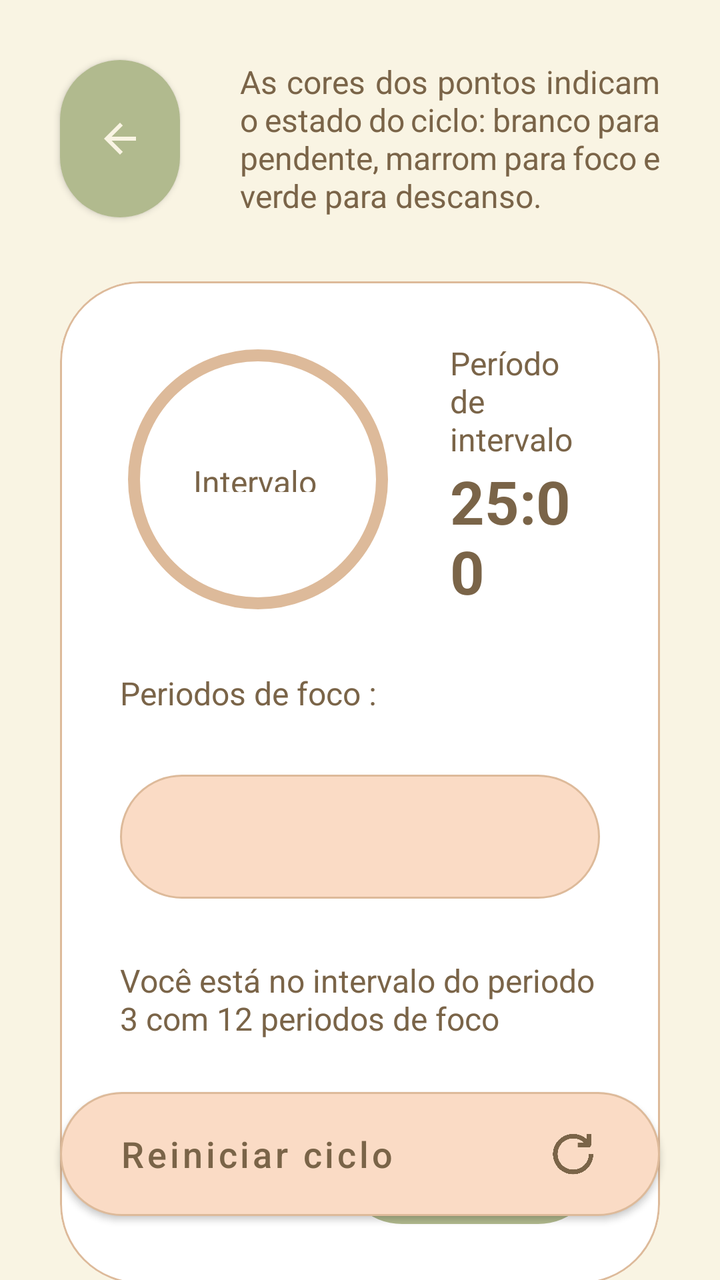
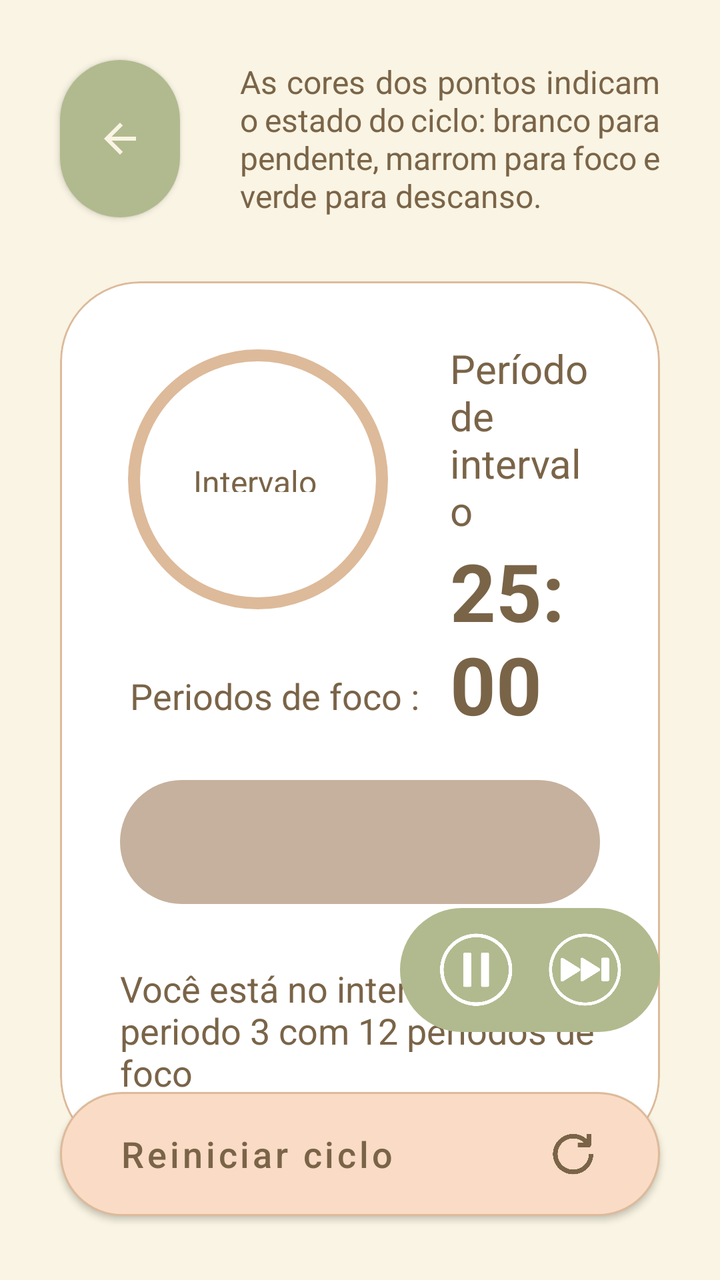

Screens rendered from an Android XML layout before and after an edit, with the pre-edit source and the edit as a unified diff.
<!-- AndroidManifest.xml: application theme Theme.Orbi -->
<!-- res/layout/activity_timer.xml -->
<?xml version="1.0" encoding="utf-8"?>
<androidx.constraintlayout.widget.ConstraintLayout
    xmlns:android="http://schemas.android.com/apk/res/android"
    xmlns:app="http://schemas.android.com/apk/res-auto"
    xmlns:tools="http://schemas.android.com/tools"
    android:layout_width="match_parent"
    android:layout_height="match_parent"
    android:background="@color/orbi_cream">

    
    <com.google.android.material.button.MaterialButton
        android:id="@+id/btn_back"
        android:layout_width="60dp"
        android:layout_height="0dp"
        android:layout_marginStart="30dp"
        android:layout_marginTop="30dp"
        android:insetLeft="0dp"
        android:insetTop="0dp"
        android:insetRight="0dp"
        android:insetBottom="0dp"
        app:backgroundTint="@color/orbi_olive"
        app:cornerRadius="30dp"
        app:icon="@drawable/ic_arrow_back"
        app:iconGravity="textStart"
        app:iconPadding="0dp"
        app:iconTint="@color/orbi_cream"
        app:layout_constraintBottom_toBottomOf="@+id/tv_legend"
        app:layout_constraintStart_toStartOf="parent"
        app:layout_constraintTop_toTopOf="parent" />

    <TextView
        android:id="@+id/tv_legend"
        android:layout_width="0dp"
        android:layout_height="wrap_content"
        android:layout_marginStart="30dp"
        android:layout_marginTop="30dp"
        android:layout_marginEnd="30dp"
        android:text="As cores dos pontos indicam o estado do ciclo: branco para pendente, marrom para foco e verde para descanso."
        android:textColor="@color/orbi_dark_brown"
        android:justificationMode="inter_word"
        android:textSize="16sp"
        app:layout_constraintEnd_toEndOf="parent"
        app:layout_constraintStart_toEndOf="@+id/btn_back"
        app:layout_constraintTop_toTopOf="parent" />

    
    <com.google.android.material.card.MaterialCardView
        android:id="@+id/card_timer"
        android:layout_width="0dp"
        android:layout_height="wrap_content"
        android:layout_marginHorizontal="24dp"
        android:layout_marginStart="30dp"
        android:layout_marginTop="32dp"
        android:layout_marginEnd="30dp"
        app:cardBackgroundColor="@color/orbi_white"
        app:cardCornerRadius="40dp"
        app:cardElevation="0dp"
        app:layout_constraintEnd_toEndOf="parent"
        app:layout_constraintStart_toStartOf="parent"
        app:layout_constraintTop_toBottomOf="@+id/btn_back"
        app:strokeColor="#DDBA9A"
        app:strokeWidth="1dp">

        <androidx.constraintlayout.widget.ConstraintLayout
            android:layout_width="match_parent"
            android:layout_height="wrap_content"
            android:padding="30dp">

            
            <FrameLayout
                android:id="@+id/frame_progress"
                android:layout_width="135dp"
                android:layout_height="135dp"
                app:layout_constraintStart_toStartOf="parent"
                app:layout_constraintTop_toTopOf="parent">

                <com.google.android.material.progressindicator.CircularProgressIndicator
                    android:id="@+id/progress_timer"
                    android:layout_width="match_parent"
                    android:layout_height="match_parent"
                    android:progress="75"
                    app:indicatorColor="@color/orbi_olive"
                    app:indicatorSize="130dp"
                    app:trackColor="#DDBA9A"
                    app:trackCornerRadius="10dp"
                    app:trackThickness="6dp" />

                <TextView
                    android:id="@+id/tv_progress_status"
                    android:layout_width="wrap_content"
                    android:layout_height="16dp"
                    android:layout_gravity="center"
                    android:gravity="center"
                    android:text="Intervalo"
                    android:textColor="@color/orbi_dark_brown"
                    android:textSize="16sp" />
            </FrameLayout>

            
            <TextView
                android:id="@+id/tv_timer_label"
                android:layout_width="0dp"
                android:layout_height="wrap_content"
                android:layout_marginStart="30dp"
                android:text="Período de\nintervalo"
                android:textColor="@color/orbi_dark_brown"
                android:textSize="16sp"
                app:layout_constraintBottom_toTopOf="@+id/tv_time_left"
                app:layout_constraintEnd_toEndOf="parent"
                app:layout_constraintStart_toEndOf="@+id/frame_progress"
                app:layout_constraintTop_toTopOf="parent"
                app:layout_constraintVertical_chainStyle="packed" />

            <TextView
                android:id="@+id/tv_time_left"
                android:layout_width="0dp"
                android:layout_height="wrap_content"
                android:layout_marginStart="30dp"
                android:text="25:00"
                android:textColor="@color/orbi_dark_brown"
                android:textSize="30sp"
                android:textStyle="bold"
                app:layout_constraintBottom_toBottomOf="@+id/frame_progress"
                app:layout_constraintEnd_toEndOf="parent"
                app:layout_constraintStart_toEndOf="@+id/frame_progress"
                app:layout_constraintTop_toBottomOf="@+id/tv_timer_label" />

            
            <TextView
                android:id="@+id/tv_dots_label"
                android:layout_width="wrap_content"
                android:layout_height="wrap_content"
                android:layout_marginTop="30dp"
                android:text="Periodos de foco :"
                android:textColor="@color/orbi_dark_brown"
                android:textSize="16sp"
                app:layout_constraintStart_toStartOf="parent"
                app:layout_constraintTop_toBottomOf="@+id/frame_progress" />

            <LinearLayout
                android:id="@+id/layout_dots_container"
                android:layout_width="match_parent"
                android:layout_height="62dp"
                android:layout_marginTop="30dp"
                android:background="@drawable/bg_pill_beige"
                android:gravity="center"
                android:orientation="horizontal"
                app:layout_constraintTop_toBottomOf="@+id/tv_dots_label"
                tools:layout_editor_absoluteX="30dp" />

            
            <TextView
                android:id="@+id/tv_current_status_desc"
                android:layout_width="0dp"
                android:layout_height="wrap_content"
                android:layout_marginTop="30dp"
                android:text="Você está no intervalo do periodo 3 com 12 periodos de foco"
                android:textColor="@color/orbi_dark_brown"
                android:textSize="16sp"
                app:layout_constraintEnd_toEndOf="parent"
                app:layout_constraintStart_toStartOf="parent"
                app:layout_constraintTop_toBottomOf="@+id/layout_dots_container" />

            
            <LinearLayout
                android:id="@+id/linearLayout"
                android:layout_width="0dp"
                android:layout_height="62dp"
                android:layout_marginTop="30dp"
                android:background="@drawable/bg_pill_olive"
                android:gravity="center"
                android:orientation="horizontal"
                android:paddingStart="15dp"
                android:paddingEnd="15dp"
                app:layout_constraintEnd_toEndOf="@+id/layout_dots_container"
                app:layout_constraintTop_toBottomOf="@+id/tv_current_status_desc">

                <ImageButton
                    android:id="@+id/btn_pause"
                    android:layout_width="45dp"
                    android:layout_height="45dp"
                    android:layout_marginHorizontal="0dp"
                    android:background="@drawable/ic_pause"
                    android:scaleType="fitCenter" />

                <ImageButton
                    android:id="@+id/btn_skip"
                    android:layout_width="45dp"
                    android:layout_height="45dp"
                    android:layout_marginStart="10dp"
                    android:background="@drawable/ic_skip_next"
                    android:scaleType="fitCenter" />

            </LinearLayout>

        </androidx.constraintlayout.widget.ConstraintLayout>
    </com.google.android.material.card.MaterialCardView>

    
    <com.google.android.material.button.MaterialButton
        android:id="@+id/btn_restart_cycle"
        android:layout_width="0dp"
        android:layout_height="62dp"
        android:layout_marginHorizontal="24dp"
        android:layout_marginStart="30dp"
        android:layout_marginEnd="30dp"
        android:layout_marginBottom="32dp"
        android:background="@drawable/bg_pill_beige"
        android:gravity="center_vertical|start"
        android:paddingStart="30dp"
        android:paddingEnd="30dp"
        android:text="Reiniciar ciclo"
        android:textAllCaps="false"
        android:textColor="@color/orbi_dark_brown"
        android:textSize="18sp"
        app:backgroundTint="@null"
        app:icon="@drawable/ic_refresh"
        app:iconGravity="end"
        app:iconSize="28dp"
        app:iconTint="@color/orbi_dark_brown"
        app:layout_constraintBottom_toBottomOf="parent"
        app:layout_constraintEnd_toEndOf="parent"
        app:layout_constraintStart_toStartOf="parent" />

</androidx.constraintlayout.widget.ConstraintLayout>
<!-- resources referenced by this layout -->
<resources>
  <color name="orbi_cream">#F9F4E3</color>
  <color name="orbi_dark_brown">#7A6448</color>
  <color name="orbi_olive">#B1BA8E</color>
  <color name="orbi_white">#FFFFFF</color>
  <!-- drawable bg_pill_beige (drawable) -->
  <?xml version="1.0" encoding="utf-8"?>
  <shape xmlns:android="http://schemas.android.com/apk/res/android"
  
  
      android:shape="rectangle">
      <solid android:color="@color/orbi_dark_sand"/>
      <corners android:radius="100dp" />
      <stroke android:width="1dp" android:color="#DDBA9A" />
  
  
  </shape>
  <!-- drawable bg_pill_olive (drawable) -->
  <?xml version="1.0" encoding="utf-8"?>
  <shape xmlns:android="http://schemas.android.com/apk/res/android"
  
  
      android:shape="rectangle">
      <solid android:color="@color/orbi_olive" />
      <corners android:radius="100dp" />
  
  
  </shape>
  <!-- drawable ic_arrow_back (drawable) -->
  <vector
      xmlns:android="http://schemas.android.com/apk/res/android"
      android:width="24dp"
      android:height="24dp"
      android:viewportWidth="24"
      android:viewportHeight="24">
  
  
      <path
          android:fillColor="#FF000000"
          android:pathData="M20,11H7.83l5.59,-5.59L12,4l-8,8 8,8 1.41,-1.41L7.83,13H20v-2z"/>
  
  
  </vector>
  <!-- drawable ic_pause: png bitmap (drawable, 20504 bytes) -->
  <!-- drawable ic_refresh: png bitmap (drawable, 18054 bytes) -->
  <!-- drawable ic_skip_next: png bitmap (drawable, 23501 bytes) -->
  <style name="Theme.Orbi" parent="Theme.MaterialComponents.Light.NoActionBar">
  
  
          <item name="colorPrimary">@color/orbi_dark_brown</item>
          <item name="colorPrimaryVariant">@color/orbi_olive</item>
          <item name="colorOnPrimary">@color/orbi_white</item>
          <item name="colorSecondary">@color/orbi_olive</item>
          <item name="colorSecondaryVariant">@color/orbi_light_olive</item>
          <item name="colorOnSecondary">@color/orbi_white</item>
  
  
          
          <item name="android:statusBarColor">@color/orbi_cream</item>
          <item name="android:windowLightStatusBar">true</item>
  
  
          
          <item name="android:navigationBarColor">@color/orbi_cream</item>
          <item name="android:windowLightNavigationBar" tools:targetApi="o_mr1">true</item>
  
  
      </style>
  <color name="orbi_dark_sand">#FADBC5</color>
  <color name="orbi_light_olive">#D4DDB1</color>
</resources>

<!-- the commit's change to res/layout/activity_timer.xml (unified diff, before → after) -->
@@ -104,7 +104,7 @@
                 android:layout_marginStart="30dp"
                 android:text="Período de\nintervalo"
                 android:textColor="@color/orbi_dark_brown"
-                android:textSize="16sp"
+                android:textSize="20sp"
                 app:layout_constraintBottom_toTopOf="@+id/tv_time_left"
                 app:layout_constraintEnd_toEndOf="parent"
                 app:layout_constraintStart_toEndOf="@+id/frame_progress"
@@ -118,7 +118,7 @@
                 android:layout_marginStart="30dp"
                 android:text="25:00"
                 android:textColor="@color/orbi_dark_brown"
-                android:textSize="30sp"
+                android:textSize="40sp"
                 android:textStyle="bold"
                 app:layout_constraintBottom_toBottomOf="@+id/frame_progress"
                 app:layout_constraintEnd_toEndOf="parent"
@@ -130,10 +130,11 @@
                 android:id="@+id/tv_dots_label"
                 android:layout_width="wrap_content"
                 android:layout_height="wrap_content"
+                android:layout_marginStart="5dp"
                 android:layout_marginTop="30dp"
                 android:text="Periodos de foco :"
                 android:textColor="@color/orbi_dark_brown"
-                android:textSize="16sp"
+                android:textSize="18sp"
                 app:layout_constraintStart_toStartOf="parent"
                 app:layout_constraintTop_toBottomOf="@+id/frame_progress" />
 
@@ -143,10 +144,13 @@
                 android:layout_height="62dp"
                 android:layout_marginTop="30dp"
                 android:background="@drawable/bg_pill_beige"
-                android:gravity="center"
+                android:gravity="start|center_vertical"
                 android:orientation="horizontal"
-                app:layout_constraintTop_toBottomOf="@+id/tv_dots_label"
-                tools:layout_editor_absoluteX="30dp" />
+                android:paddingStart="30dp"
+                android:paddingEnd="30dp"
+                app:layout_constraintEnd_toEndOf="parent"
+                app:layout_constraintStart_toStartOf="parent"
+                app:layout_constraintTop_toBottomOf="@+id/tv_dots_label" />
 
             
             <TextView
@@ -156,42 +160,12 @@
                 android:layout_marginTop="30dp"
                 android:text="Você está no intervalo do periodo 3 com 12 periodos de foco"
                 android:textColor="@color/orbi_dark_brown"
-                android:textSize="16sp"
+                android:textSize="18sp"
                 app:layout_constraintEnd_toEndOf="parent"
                 app:layout_constraintStart_toStartOf="parent"
                 app:layout_constraintTop_toBottomOf="@+id/layout_dots_container" />
 
             
-            <LinearLayout
-                android:id="@+id/linearLayout"
-                android:layout_width="0dp"
-                android:layout_height="62dp"
-                android:layout_marginTop="30dp"
-                android:background="@drawable/bg_pill_olive"
-                android:gravity="center"
-                android:orientation="horizontal"
-                android:paddingStart="15dp"
-                android:paddingEnd="15dp"
-                app:layout_constraintEnd_toEndOf="@+id/layout_dots_container"
-                app:layout_constraintTop_toBottomOf="@+id/tv_current_status_desc">
-
-                <ImageButton
-                    android:id="@+id/btn_pause"
-                    android:layout_width="45dp"
-                    android:layout_height="45dp"
-                    android:layout_marginHorizontal="0dp"
-                    android:background="@drawable/ic_pause"
-                    android:scaleType="fitCenter" />
-
-                <ImageButton
-                    android:id="@+id/btn_skip"
-                    android:layout_width="45dp"
-                    android:layout_height="45dp"
-                    android:layout_marginStart="10dp"
-                    android:background="@drawable/ic_skip_next"
-                    android:scaleType="fitCenter" />
-
-            </LinearLayout>
 
         </androidx.constraintlayout.widget.ConstraintLayout>
     </com.google.android.material.card.MaterialCardView>
@@ -205,7 +179,7 @@
         android:layout_marginStart="30dp"
         android:layout_marginEnd="30dp"
         android:layout_marginBottom="32dp"
-        android:background="@drawable/bg_pill_beige"
+        android:background="@drawable/bg_pill_dark_beige"
         android:gravity="center_vertical|start"
         android:paddingStart="30dp"
         android:paddingEnd="30dp"
@@ -222,4 +196,35 @@
         app:layout_constraintEnd_toEndOf="parent"
         app:layout_constraintStart_toStartOf="parent" />
 
+    <LinearLayout
+        android:id="@+id/linearLayout"
+        android:layout_width="wrap_content"
+        android:layout_height="62dp"
+        android:layout_marginBottom="30dp"
+        android:background="@drawable/bg_pill_olive"
+        android:gravity="center"
+        android:orientation="horizontal"
+        android:paddingStart="15dp"
+        android:paddingEnd="15dp"
+        app:layout_constraintBottom_toTopOf="@+id/btn_restart_cycle"
+        app:layout_constraintEnd_toEndOf="@+id/card_timer">
+
+        <ImageButton
+            android:id="@+id/btn_pause"
+            android:layout_width="45dp"
+            android:layout_height="45dp"
+            android:layout_marginHorizontal="0dp"
+            android:background="@drawable/ic_pause"
+            android:scaleType="fitCenter" />
+
+        <ImageButton
+            android:id="@+id/btn_skip"
+            android:layout_width="45dp"
+            android:layout_height="45dp"
+            android:layout_marginStart="10dp"
+            android:background="@drawable/ic_skip_next"
+            android:scaleType="fitCenter" />
+
+    </LinearLayout>
+
 </androidx.constraintlayout.widget.ConstraintLayout>
<!-- resource entries referenced after the edit -->
@@ -5,6 +5,17 @@
   <color name="orbi_olive">#B1BA8E</color>
   <color name="orbi_white">#FFFFFF</color>
   <!-- drawable bg_pill_beige (drawable) -->
+  <?xml version="1.0" encoding="utf-8"?>
+  <shape xmlns:android="http://schemas.android.com/apk/res/android"
+  
+  
+      android:shape="rectangle">
+      <solid android:color="#C5B19D"/>
+      <corners android:radius="100dp" />
+  
+  
+  </shape>
+  <!-- drawable bg_pill_dark_beige (drawable) -->
   <?xml version="1.0" encoding="utf-8"?>
   <shape xmlns:android="http://schemas.android.com/apk/res/android"
   
